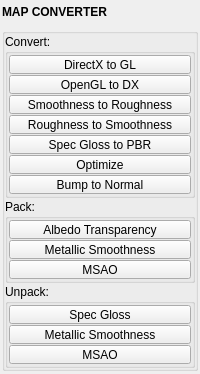
First picture: the form in pythontk/img_utils/map_converter.ui, repository m3trik/pythontk, before the edit.
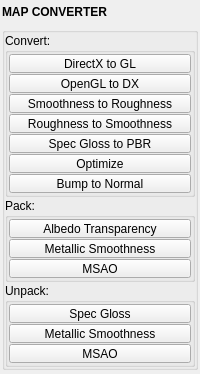
Second picture: the form after the edit. Custom widgets are drawn as their Qt base class.

```diff
--- a/pythontk/img_utils/map_converter.ui
+++ b/pythontk/img_utils/map_converter.ui
@@ -64,13 +64,13 @@
         <property name="minimumSize">
          <size>
           <width>0</width>
-          <height>20</height>
+          <height>19</height>
          </size>
         </property>
         <property name="maximumSize">
          <size>
           <width>999</width>
-          <height>20</height>
+          <height>19</height>
          </size>
         </property>
         <property name="font">
```
